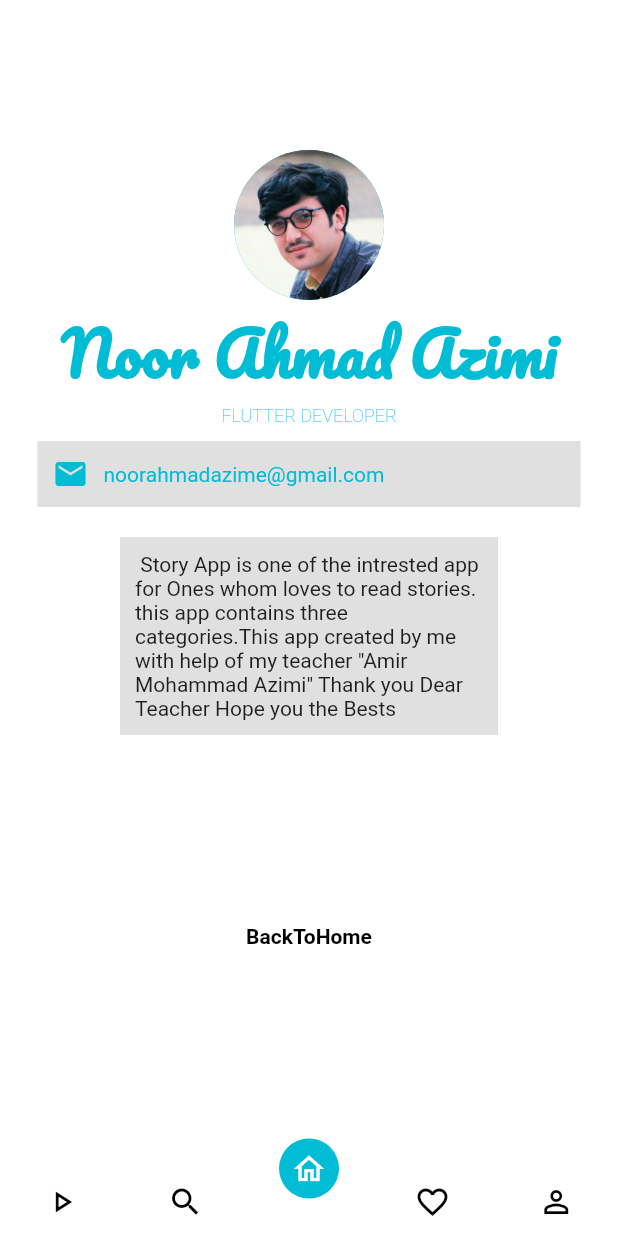
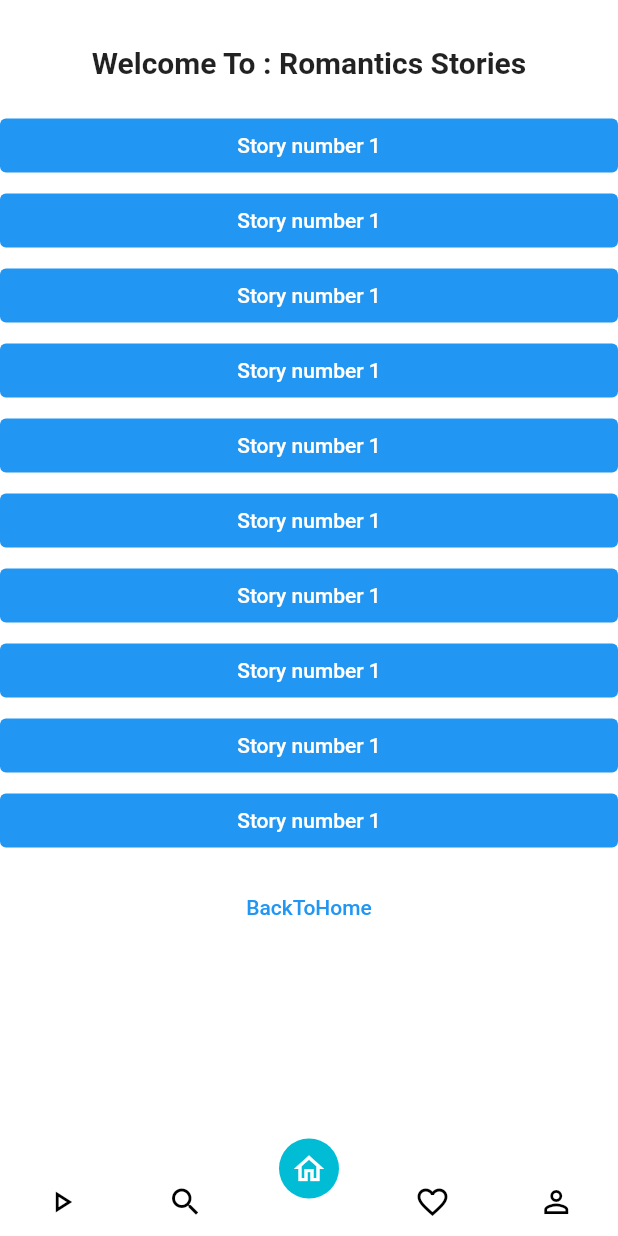
Before and after one commit to noorahmadazimi/StoryAppProjectSem8, a Flutter app: the screen it shows after launch, on a phone screen of 412 x 824 dp. Run offline on Flutter 3.47's test engine with Material 2 defaults, Android fonts, the phone set to English and light mode, and no system bars; drawn by our look-alikes of curved_navigation_bar.

Commit message:
step 12 working on Story Page

```diff
--- a/lib/main.dart
+++ b/lib/main.dart
@@ -1,5 +1,6 @@
 import 'package:curved_navigation_bar/curved_navigation_bar.dart';
 import 'package:flutter/material.dart';
+import 'package:storyapp/storyPage.dart';
 
 import 'HomePageCategories.dart';
 import 'HomePageNavbar.dart';
@@ -28,8 +29,8 @@ class MyApp extends StatelessWidget {
               // HomePageNavbar(),
               // HomePageSlider(),
               // HomePageCategories(),
-
-              AboutPage(),
+              StoryPage(),
+              // AboutPage(),
             ],
           ),
         ),
--- /dev/null
+++ b/lib/storyPage.dart
@@ -0,0 +1,109 @@
+import 'package:flutter/material.dart';
+
+class StoryPage extends StatelessWidget {
+  const StoryPage({Key? key}) : super(key: key);
+
+  @override
+  Widget build(BuildContext context) {
+    return Column(
+      crossAxisAlignment: CrossAxisAlignment.stretch,
+      children: [
+        Center(
+          child: Container(
+            margin: EdgeInsets.only(top: 10 , bottom: 20),
+            child: Text('Welcome To : Romantics Stories',
+            style: TextStyle(
+              fontSize: 20,
+              fontWeight: FontWeight.bold,
+            ),),
+          ),
+        ),
+        TextButton(
+          style: TextButton.styleFrom(backgroundColor: Colors.blue),
+            onPressed: (){}, child: Text('Story number 1' , style: TextStyle(
+          color: Colors.white,
+        ),)),
+        SizedBox(
+          height: 2,
+        ),
+        TextButton(
+            style: TextButton.styleFrom(backgroundColor: Colors.blue),
+            onPressed: (){}, child: Text('Story number 1' , style: TextStyle(
+          color: Colors.white,
+        ),)),
+        SizedBox(
+          height: 2,
+        ),
+        TextButton(
+            style: TextButton.styleFrom(backgroundColor: Colors.blue),
+            onPressed: (){}, child: Text('Story number 1' , style: TextStyle(
+          color: Colors.white,
+        ),)),
+        SizedBox(
+          height: 2,
+        ),
+        TextButton(
+            style: TextButton.styleFrom(backgroundColor: Colors.blue),
+            onPressed: (){}, child: Text('Story number 1' , style: TextStyle(
+          color: Colors.white,
+        ),)),
+        SizedBox(
+          height: 2,
+        ),
+        TextButton(
+            style: TextButton.styleFrom(backgroundColor: Colors.blue),
+            onPressed: (){}, child: Text('Story number 1' , style: TextStyle(
+          color: Colors.white,
+        ),)),
+        SizedBox(
+          height: 2,
+        ),
+        TextButton(
+            style: TextButton.styleFrom(backgroundColor: Colors.blue),
+            onPressed: (){}, child: Text('Story number 1' , style: TextStyle(
+          color: Colors.white,
+        ),)),
+        SizedBox(
+          height: 2,
+        ),
+        TextButton(
+            style: TextButton.styleFrom(backgroundColor: Colors.blue),
+            onPressed: (){}, child: Text('Story number 1' , style: TextStyle(
+          color: Colors.white,
+        ),)),
+        SizedBox(
+          height: 2,
+        ),
+        TextButton(
+            style: TextButton.styleFrom(backgroundColor: Colors.blue),
+            onPressed: (){}, child: Text('Story number 1' , style: TextStyle(
+          color: Colors.white,
+        ),)),
+        SizedBox(
+          height: 2,
+        ),
+        TextButton(
+            style: TextButton.styleFrom(backgroundColor: Colors.blue),
+            onPressed: (){}, child: Text('Story number 1' , style: TextStyle(
+          color: Colors.white,
+        ),)),
+        SizedBox(
+          height: 2,
+        ),
+        TextButton(
+            style: TextButton.styleFrom(backgroundColor: Colors.blue),
+            onPressed: (){}, child: Text('Story number 1' , style: TextStyle(
+          color: Colors.white,
+        ),)),
+        SizedBox(
+          height: 10,
+        ),
+        Container(
+          child: TextButton(
+            onPressed: (){},child: Text('BackToHome'),
+          ),
+        )
+      ],
+    );
+  }
+}
```
